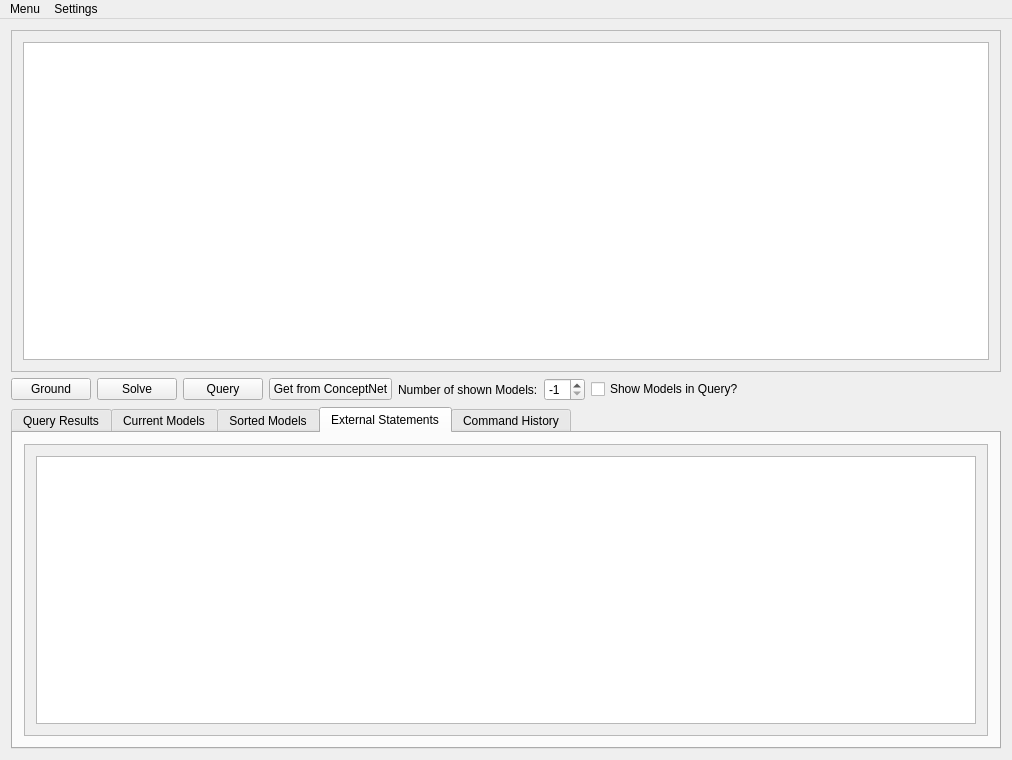
Above: concept_net_gui/ui/conceptnetgui.ui from alica-labs/aspsuite before the change. Below: the same form after it.
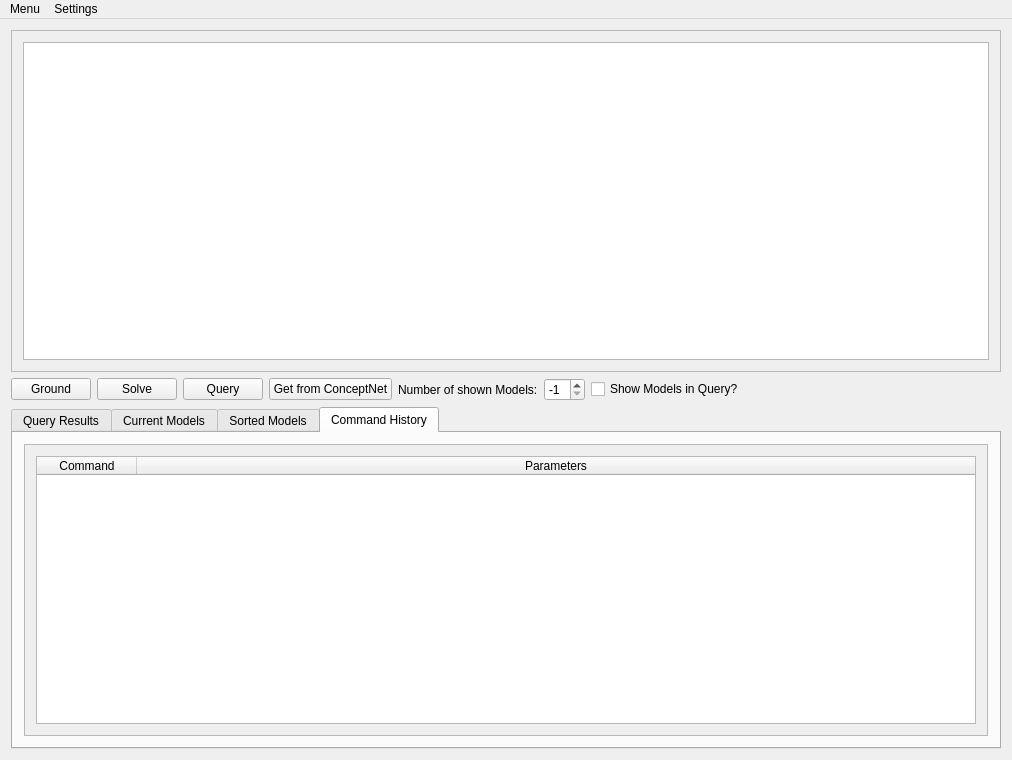
That is the form after the change. The open tabs and pages were chosen to show the change.

```diff
--- a/concept_net_gui/ui/conceptnetgui.ui
+++ b/concept_net_gui/ui/conceptnetgui.ui
@@ -213,35 +213,6 @@
         </item>
        </layout>
       </widget>
-      <widget class="QWidget" name="externalStatementsTab">
-       <attribute name="title">
-        <string>External Statements</string>
-       </attribute>
-       <layout class="QHBoxLayout" name="horizontalLayout_4">
-        <item>
-         <widget class="QScrollArea" name="externalStatementsScrollArea">
-          <property name="widgetResizable">
-           <bool>true</bool>
-          </property>
-          <widget class="QWidget" name="externalStatementsScrollAreaWidget">
-           <property name="geometry">
-            <rect>
-             <x>0</x>
-             <y>0</y>
-             <width>98</width>
-             <height>96</height>
-            </rect>
-           </property>
-           <layout class="QHBoxLayout" name="horizontalLayout_10">
-            <item>
-             <widget class="QTableWidget" name="externalStatementsTable"/>
-            </item>
-           </layout>
-          </widget>
-         </widget>
-        </item>
-       </layout>
-      </widget>
       <widget class="QWidget" name="commandHistoryTab">
        <attribute name="title">
         <string>Command History</string>
```
Left out of the diff: 2 changed lines with no effect on the pictures.
